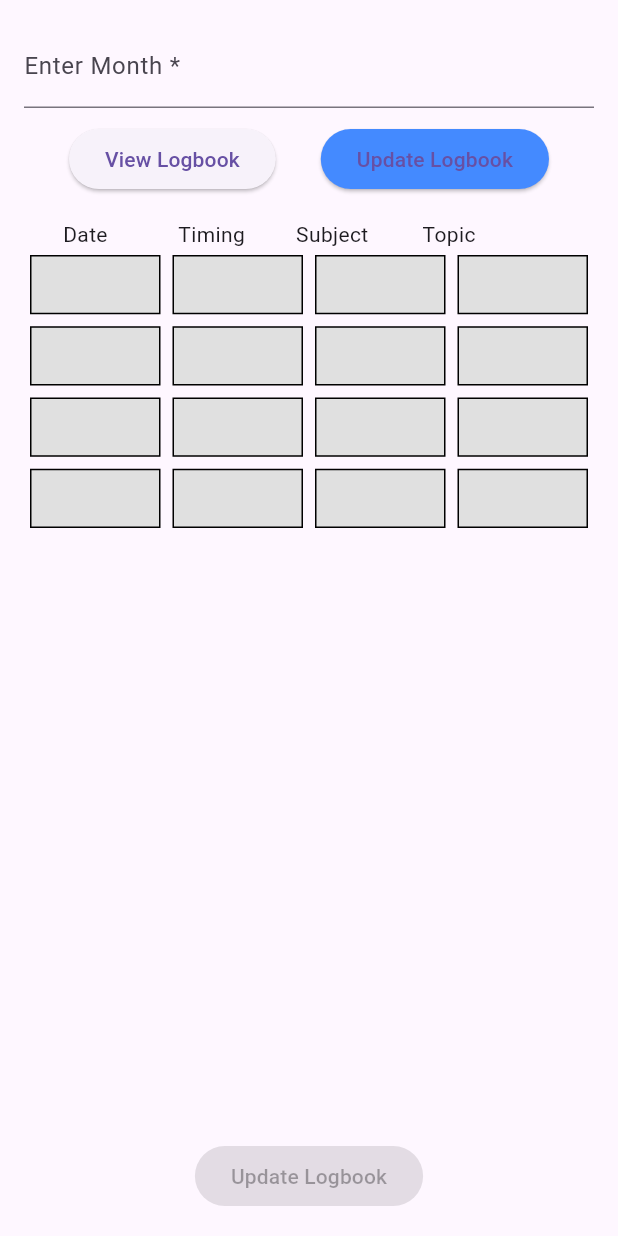
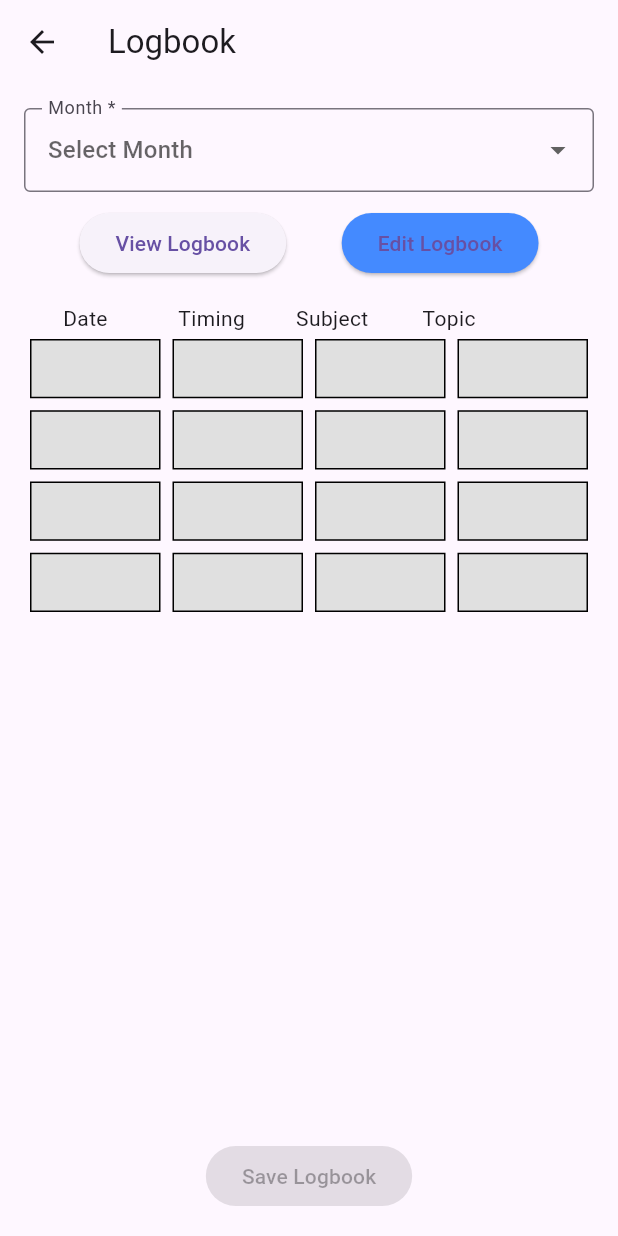
Before and after one commit to Praveen919/DigiClasses, a Flutter app: the LogBookScreen screen opened directly, on a phone screen of 412 x 824 dp. Run offline on Flutter 3.47's test engine with Material 3 defaults, Android fonts, the phone set to English and light mode, and no system bars; our stand-ins replace dio, file_picker, fl_chart, flutter_riverpod, font_awesome_flutter, image_picker and 3 more; missing offline and left inert: flutter_web_browser; accounts and stored records are empty.

Commit message:
Update logbookt.dart

```diff
--- a/lib/screens/teachers/logbookt.dart
+++ b/lib/screens/teachers/logbookt.dart
@@ -18,33 +18,34 @@ class LogBookService {
       body: jsonEncode(logbookData),
     );
 
+    // Check for successful response
     if (response.statusCode == 200) {
       print("Logbook saved successfully");
     } else {
-        print("Failed to save logbook. Status code: ${response.statusCode}");
+      // Log the error response body if the status code is not 200
+      print("Failed to save logbook: ${response.body}");
     }
   } catch (e) {
     print("Error saving logbook: $e");
   }
 }
 
-  // Function to fetch logbook data from the backend for a specific month
+
   Future<List<dynamic>> fetchLogbook(String month) async {
   try {
-      final response = await http.get(Uri.parse('$apiUrl?month=$month'));
+    final response = await http.get(Uri.parse('${AppConfig.baseUrl}/logbook?month=$month'));
 
     if (response.statusCode == 200) {
-        List<dynamic> logbook = jsonDecode(response.body);
-        return logbook;
+      return jsonDecode(response.body)['data']; // Access data field directly
     } else {
-        print("Failed to fetch logbook. Status code: ${response.statusCode}");
-        return [];
+      throw Exception('Failed to load logbook: ${response.body}');
     }
   } catch (e) {
     print("Error fetching logbook: $e");
     return [];
   }
 }
+
 }
 
 // LogBookScreen for UI and Data Entry
@@ -56,19 +57,40 @@ class LogBookScreen extends StatefulWidget {
 }
 
 class _LogBookScreenState extends State<LogBookScreen> {
-  final TextEditingController _standardController = TextEditingController();
+  final List<String> _months = [
+    'January', 'February', 'March', 'April',
+    'May', 'June', 'July', 'August',
+    'September', 'October', 'November', 'December'
+  ];
+  String? _selectedMonth; // Holds the selected month
   bool isEditable = false; // Controls whether the grid is editable or not
   List<List<String?>> _logbook = List.generate(4, (i) => List.filled(4, null));
 
   // View Logbook based on month
   void _viewLogbook() async {
-    String month = _standardController.text; // Get month from input
-    List<dynamic> fetchedData = await LogBookService().fetchLogbook(month);
+    if (_selectedMonth == null) {
+      // Show error if no month is selected
+      ScaffoldMessenger.of(context).showSnackBar(
+        const SnackBar(content: Text('Please select a month')),
+      );
+      return;
+    }
+
+    List<dynamic> fetchedData = await LogBookService().fetchLogbook(_selectedMonth!);
 
     setState(() {
-      _logbook = fetchedData.map<List<String?>>((row) {
-        return [row['date'], row['timing'], row['subject'], row['topic']];
-      }).toList();
+      // Ensure the fetchedData is structured correctly
+      _logbook = List.generate(4, (i) => List.filled(4, null)); // Reset logbook
+
+      for (var row in fetchedData) {
+        int timeSlot = (row['timing'] as int) - 1; // Adjusting to 0 index
+        _logbook[timeSlot] = [
+          row['date']?.toString(),
+          row['timing']?.toString(),
+          row['subject']?.toString(),
+          row['topic']?.toString(),
+        ];
+      }
       isEditable = false;
     });
   }
@@ -135,15 +157,28 @@ class _LogBookScreenState extends State<LogBookScreen> {
   @override
   Widget build(BuildContext context) {
     return Scaffold(
+      appBar: AppBar(title: const Text('Logbook')),
       body: Padding(
         padding: const EdgeInsets.all(16.0),
         child: Column(
           children: [
-            TextField(
-              controller: _standardController,
+            DropdownButtonFormField<String>(
+              value: _selectedMonth,
+              hint: const Text('Select Month'),
+              items: _months.map((String month) {
+                return DropdownMenuItem<String>(
+                  value: month,
+                  child: Text(month),
+                );
+              }).toList(),
+              onChanged: (String? value) {
+                setState(() {
+                  _selectedMonth = value;
+                });
+              },
               decoration: const InputDecoration(
-                labelText: 'Enter Month *',
-                hintText: 'e.g. January',
+                labelText: 'Month *',
+                border: OutlineInputBorder(),
               ),
             ),
             const SizedBox(height: 10),
@@ -159,7 +194,7 @@ class _LogBookScreenState extends State<LogBookScreen> {
                   style: ElevatedButton.styleFrom(
                     backgroundColor: Colors.blueAccent,
                   ),
-                  child: const Text('Update Logbook'),
+                  child: const Text('Edit Logbook'),
                 ),
               ],
             ),
@@ -173,7 +208,7 @@ class _LogBookScreenState extends State<LogBookScreen> {
                 SizedBox(width: 34),
                 Text("Subject"),
                 SizedBox(width: 36),
-                Text("Topic")
+                Text("Topic"),
               ],
             ),
             Expanded(
@@ -182,7 +217,7 @@ class _LogBookScreenState extends State<LogBookScreen> {
                   crossAxisCount: 4,
                   childAspectRatio: 2,
                 ),
-                itemCount: 16, // 5 days * 5 time slots (can be adjusted)
+                itemCount: 16, // 4 days * 4 time slots
                 itemBuilder: (context, index) {
                   int day = index % 4;
                   int timeSlot = index ~/ 4;
@@ -222,7 +257,7 @@ class _LogBookScreenState extends State<LogBookScreen> {
               style: ElevatedButton.styleFrom(
                 backgroundColor: Colors.green,
               ),
-              child: const Text('Update Logbook'),
+              child: const Text('Save Logbook'),
             ),
           ],
         ),
```
Lines whose indentation alone changed are shown as unchanged.
